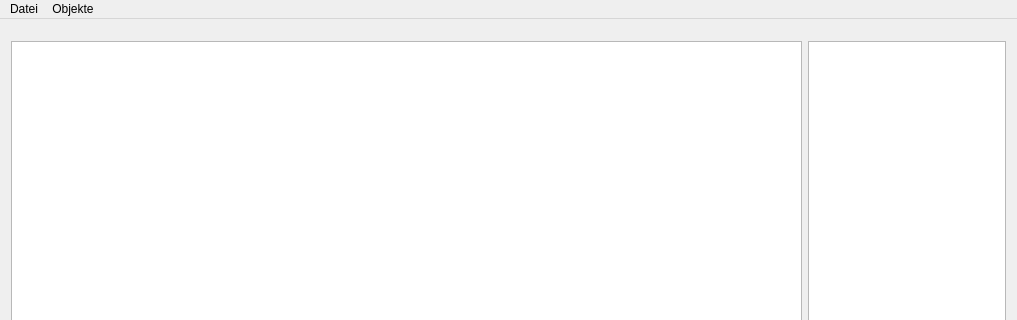
The window that config-tool/mainwindow.ui (carstenbru/fpga-log) describes before a commit, drawn with Qt 5; both pictures show x 0 to 1017 and y 0 to 320 of the 1017 by 623 pixel window.
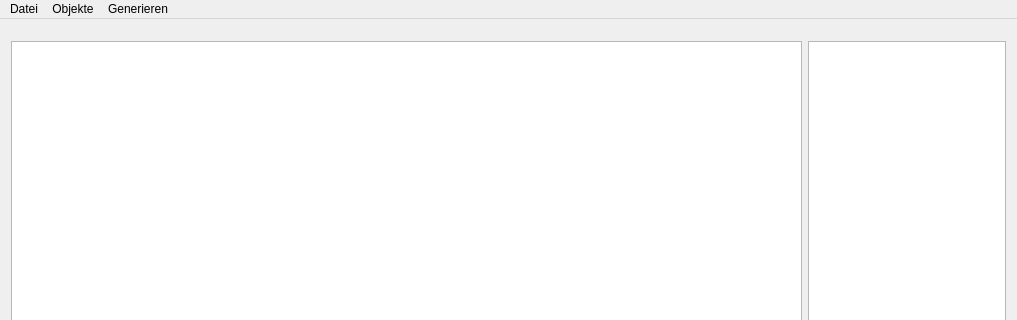
The same window after the commit. Icons and pictures are not drawn.

```diff
--- a/config-tool/mainwindow.ui
+++ b/config-tool/mainwindow.ui
@@ -93,8 +93,15 @@
     </property>
     <addaction name="actionNewObject"/>
    </widget>
+   <widget class="QMenu" name="menuGenerate">
+    <property name="title">
+     <string>Generieren</string>
+    </property>
+    <addaction name="actionGenerate"/>
+   </widget>
    <addaction name="menuFile"/>
    <addaction name="menuObjects"/>
+   <addaction name="menuGenerate"/>
   </widget>
   <action name="actionClose">
    <property name="icon">
```
Left out of the diff: 8 changed lines with no effect on the pictures.
